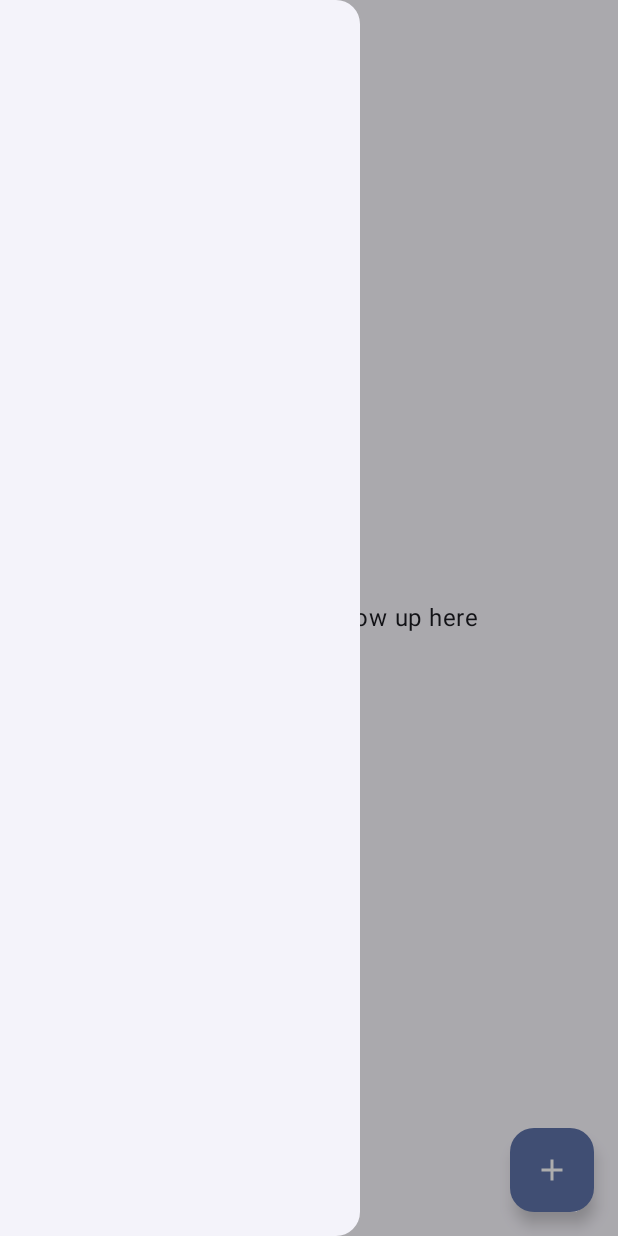
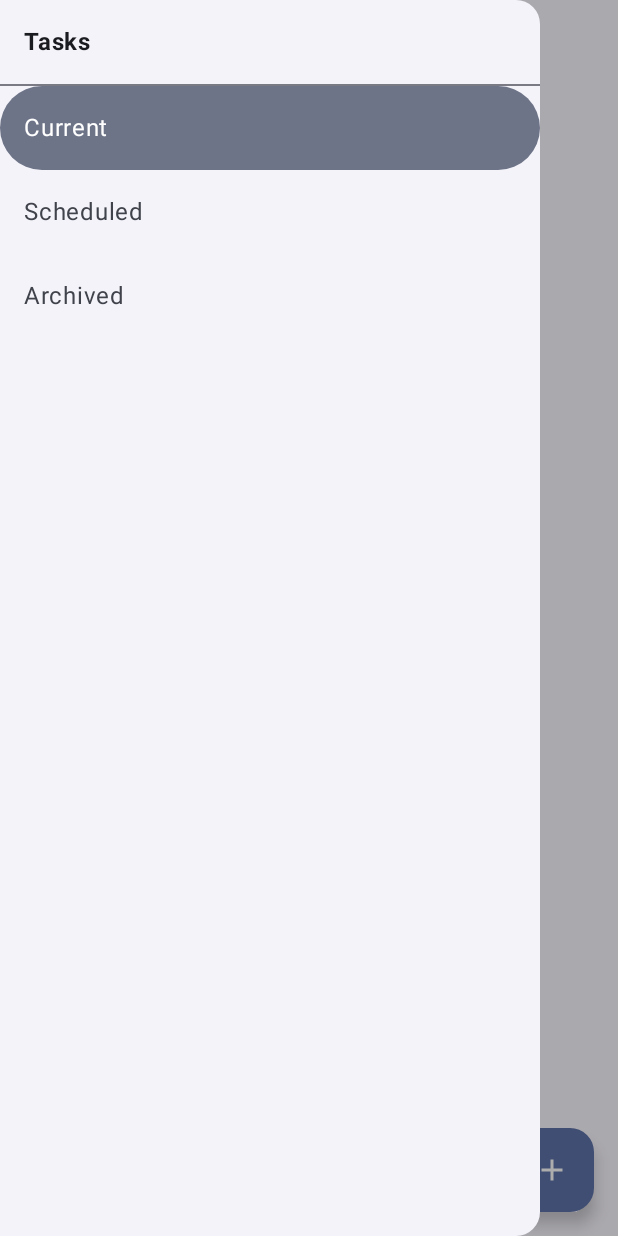
Before and after one commit to meik99/SimpleChores, an Android app built with Jetpack Compose: the screen it shows after launch (MainActivity), after a tap on "Drawer Menu", on a phone screen of 412 x 824 dp. Run offline under Robolectric (Android 15) with nearby library versions, the light colour scheme and no system bars; our stand-ins replace Room's generated code, livedata-compose.

Commit message:
adds nav items

```diff
--- a/app/src/main/java/net/rynkbit/simplechores/MainActivity.kt
+++ b/app/src/main/java/net/rynkbit/simplechores/MainActivity.kt
@@ -48,7 +48,7 @@ class MainActivity : ComponentActivity() {
                 ) {
                     NavHost(navController = navController, startDestination = "chore-overview") {
                         composable(getString(R.string.nav_chore_overview)) {
-                            ChoreOverview(viewModel)
+                            ChoreOverview(viewModel, navController)
                         }
                         composable(getString(R.string.nav_chore_add)) {
                             AddChore(viewModel)
--- a/app/src/main/java/net/rynkbit/simplechores/ui/chores/ChoreOverview.kt
+++ b/app/src/main/java/net/rynkbit/simplechores/ui/chores/ChoreOverview.kt
@@ -40,6 +40,7 @@ import androidx.compose.ui.platform.LocalContext
 import androidx.compose.ui.tooling.preview.Preview
 import androidx.compose.ui.unit.Dp
 import androidx.lifecycle.viewmodel.compose.viewModel
+import androidx.navigation.NavHostController
 import kotlinx.coroutines.launch
 import net.rynkbit.simplechores.MainActivityViewModel
 import net.rynkbit.simplechores.R
@@ -51,7 +52,7 @@ import java.util.Date
 
 @OptIn(ExperimentalMaterial3Api::class)
 @Composable
-fun ChoreOverview(mainViewModel: MainActivityViewModel) {
+fun ChoreOverview(mainViewModel: MainActivityViewModel, navController: NavHostController) {
     val context = LocalContext.current
     val overviewViewModel: ChoreOverviewViewModel = viewModel()
     val drawerState = rememberDrawerState(DrawerValue.Closed)
@@ -60,7 +61,7 @@ fun ChoreOverview(mainViewModel: MainActivityViewModel) {
     overviewViewModel.choreDao = mainViewModel.database.choreDao()
     overviewViewModel.choresState = mainViewModel.database.choreDao().getAll().observeAsState()
 
-    Drawer(drawerState) {
+    Drawer(drawerState, navController) {
         Scaffold(
             floatingActionButton = {
                 AddDateFab {
--- a/app/src/main/java/net/rynkbit/simplechores/ui/navigation/Drawer.kt
+++ b/app/src/main/java/net/rynkbit/simplechores/ui/navigation/Drawer.kt
@@ -1,23 +1,49 @@
 package net.rynkbit.simplechores.ui.navigation
 
+import androidx.compose.foundation.layout.padding
+import androidx.compose.material3.Divider
 import androidx.compose.material3.DrawerState
 import androidx.compose.material3.DrawerValue
 import androidx.compose.material3.ModalDrawerSheet
 import androidx.compose.material3.ModalNavigationDrawer
+import androidx.compose.material3.NavigationDrawerItem
+import androidx.compose.material3.Text
 import androidx.compose.material3.rememberDrawerState
 import androidx.compose.runtime.Composable
+import androidx.compose.ui.Modifier
+import androidx.compose.ui.text.font.FontWeight
+import androidx.compose.ui.unit.dp
+import androidx.navigation.NavHostController
 
 @Composable
-fun Drawer(drawerState: DrawerState = rememberDrawerState(initialValue = DrawerValue.Closed), content: @Composable () -> Unit) {
-
+fun Drawer(
+    drawerState: DrawerState = rememberDrawerState(initialValue = DrawerValue.Closed),
+    navController: NavHostController,
+    content: @Composable () -> Unit
+) {
     ModalNavigationDrawer(
         drawerState = drawerState,
         gesturesEnabled = true,
         drawerContent = {
             ModalDrawerSheet() {
-
+                Text("Tasks", modifier = Modifier.padding(16.dp), fontWeight = FontWeight.Bold)
+                Divider()
+                NavItem(navController, "Current", "chore-overview")
+                NavItem(navController, "Scheduled", "chore-scheduled")
+                NavItem(navController, "Archived", "chore-archived")
             }
         },
         content = content
     )
 }
+
+@Composable
+private fun NavItem(navController: NavHostController, text: String = "", activeRoute: String = "") {
+    NavigationDrawerItem(
+        label = { Text(text = text) },
+        selected = navController.currentBackStackEntry?.destination?.route == activeRoute,
+        onClick = {
+            navController.navigate(activeRoute)
+        }
+    )
+}
--- a/build.gradle.kts
+++ b/build.gradle.kts
@@ -1,6 +1,6 @@
 // Top-level build file where you can add configuration options common to all sub-projects/modules.
 plugins {
-    id("com.android.application") version "8.2.1" apply false
+    id("com.android.application") version "8.2.2" apply false
     id("org.jetbrains.kotlin.android") version "1.9.22" apply false
     id("com.google.devtools.ksp") version "1.9.22-1.0.16" apply false
 }
```
